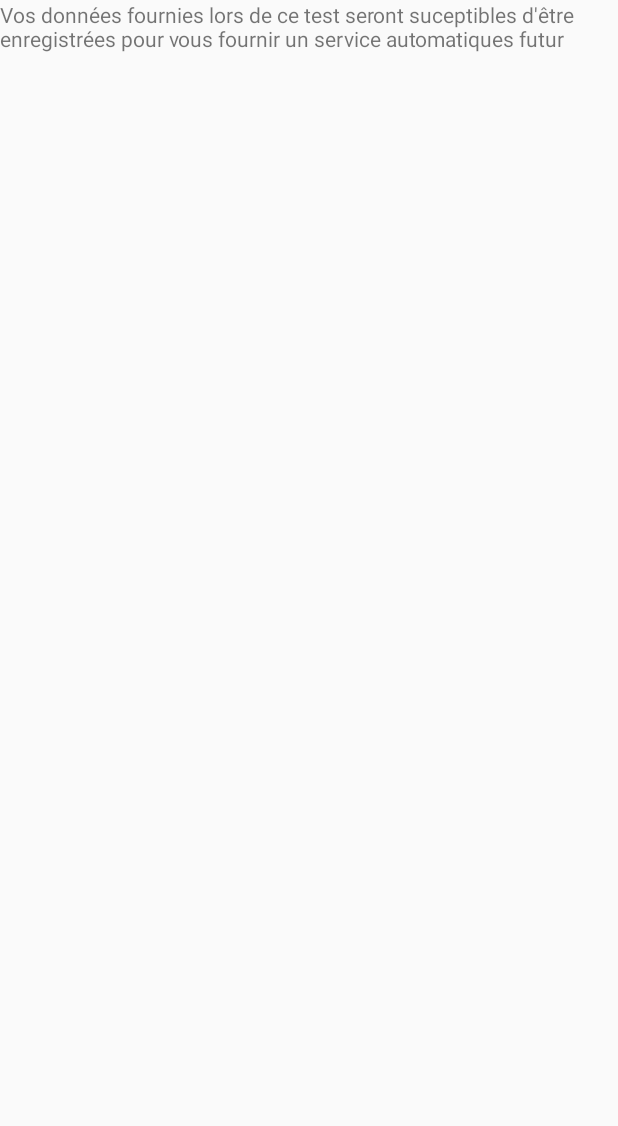
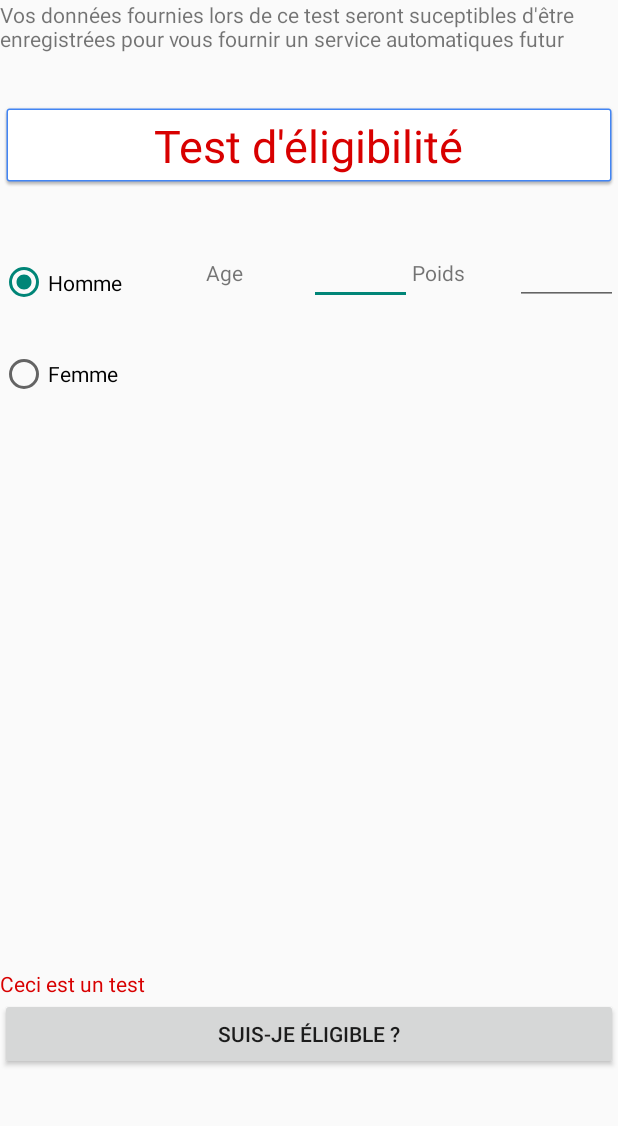
Before and after one commit to valent16/BloodGift, an Android app: the PersonnalInformationActivity screen opened directly, with no data from a screen before it, on a phone screen of 412 x 824 dp, the part 84-1210 px from its top. Run offline under Robolectric (Android 15) with nearby library versions, the phone set to English and light mode, and no system bars.

Commit message:
Début Test d'éligibilité

```diff
--- a/app/src/main/res/layout/activity_personnal_information.xml
+++ b/app/src/main/res/layout/activity_personnal_information.xml
@@ -43,6 +43,141 @@
                 app:layout_constraintTop_toTopOf="parent" />
 
         </LinearLayout>
+
+        <LinearLayout
+            android:layout_width="match_parent"
+            android:layout_height="match_parent"
+            android:layout_weight="1"
+            android:gravity="center_vertical|center_horizontal"
+            android:orientation="vertical">
+
+            <TextView
+                android:id="@+id/textView"
+                android:layout_width="match_parent"
+                android:layout_height="wrap_content"
+                android:background="@drawable/common_google_signin_btn_icon_dark_normal_background"
+                android:gravity="center_vertical|center_horizontal"
+                android:text="Test d'éligibilité"
+                android:textColor="@color/colorActionBar"
+                android:textSize="30sp" />
+        </LinearLayout>
+
+        <LinearLayout
+            android:layout_width="match_parent"
+            android:layout_height="match_parent"
+            android:layout_weight="1">
+
+            <LinearLayout
+                android:layout_width="match_parent"
+                android:layout_height="match_parent"
+                android:layout_weight="1"
+                android:orientation="horizontal">
+
+                <RadioGroup
+                    android:id="@+id/grpRadioSexe"
+                    android:layout_width="match_parent"
+                    android:layout_height="match_parent">
+
+                    <RadioButton
+                        android:id="@+id/rdHomme"
+                        android:layout_width="wrap_content"
+                        android:layout_height="wrap_content"
+                        android:layout_weight="1"
+                        android:checked="true"
+                        android:text="Homme" />
+
+                    <RadioButton
+                        android:id="@+id/rdFemme"
+                        android:layout_width="wrap_content"
+                        android:layout_height="wrap_content"
+                        android:layout_weight="1"
+                        android:text="Femme" />
+                </RadioGroup>
+            </LinearLayout>
+
+            <LinearLayout
+                android:layout_width="match_parent"
+                android:layout_height="match_parent"
+                android:layout_weight="1"
+                android:orientation="horizontal">
+
+                <TextView
+                    android:id="@+id/textView3"
+                    android:layout_width="0dp"
+                    android:layout_height="wrap_content"
+                    android:layout_weight="1"
+                    android:text="Age" />
+
+                <EditText
+                    android:id="@+id/txtAge"
+                    android:layout_width="0dp"
+                    android:layout_height="wrap_content"
+                    android:layout_weight="1"
+                    android:ems="10"
+                    android:inputType="number" />
+            </LinearLayout>
+
+            <LinearLayout
+                android:layout_width="match_parent"
+                android:layout_height="match_parent"
+                android:layout_weight="1"
+                android:orientation="horizontal">
+
+                <TextView
+                    android:id="@+id/textView4"
+                    android:layout_width="0dp"
+                    android:layout_height="wrap_content"
+                    android:layout_weight="1"
+                    android:text="Poids" />
+
+                <EditText
+                    android:id="@+id/txtPoids"
+                    android:layout_width="0dp"
+                    android:layout_height="wrap_content"
+                    android:layout_weight="1"
+                    android:ems="10"
+                    android:inputType="number" />
+            </LinearLayout>
+        </LinearLayout>
+
+        <LinearLayout
+            android:layout_width="match_parent"
+            android:layout_height="match_parent"
+            android:layout_weight="1"
+            android:orientation="vertical"></LinearLayout>
+
+        <LinearLayout
+            android:layout_width="match_parent"
+            android:layout_height="match_parent"
+            android:layout_weight="1"
+            android:orientation="vertical"></LinearLayout>
+
+        <LinearLayout
+            android:layout_width="match_parent"
+            android:layout_height="match_parent"
+            android:layout_weight="1"
+            android:orientation="vertical"></LinearLayout>
+
+        <LinearLayout
+            android:layout_width="match_parent"
+            android:layout_height="match_parent"
+            android:layout_weight="1"
+            android:orientation="vertical">
+
+            <TextView
+                android:id="@+id/textView2"
+                android:layout_width="match_parent"
+                android:layout_height="wrap_content"
+                android:text="Ceci est un test"
+                android:textColor="@color/colorActionBar" />
+
+            <Button
+                android:id="@+id/btnEligible"
+                android:layout_width="match_parent"
+                android:layout_height="wrap_content"
+                android:text="Suis-je éligible ?" />
+        </LinearLayout>
+
     </LinearLayout>
 
     <android.support.design.widget.NavigationView
--- a/app/src/main/res/values/colors.xml
+++ b/app/src/main/res/values/colors.xml
@@ -4,7 +4,7 @@
     <color name="colorPrimary">#008577</color>
     <color name="colorPrimaryDark">#00574B</color>
     <color name="colorAccent">#D81B60</color>-->
-    <color name="colorActionBar">#D80000</color>
+    <color name="colorActionBar">#d80000</color>
     <color name="colorItem">#E76363</color>
     <color name="iconTint">#000000</color>
     <color name="balck">#000000</color>
```
